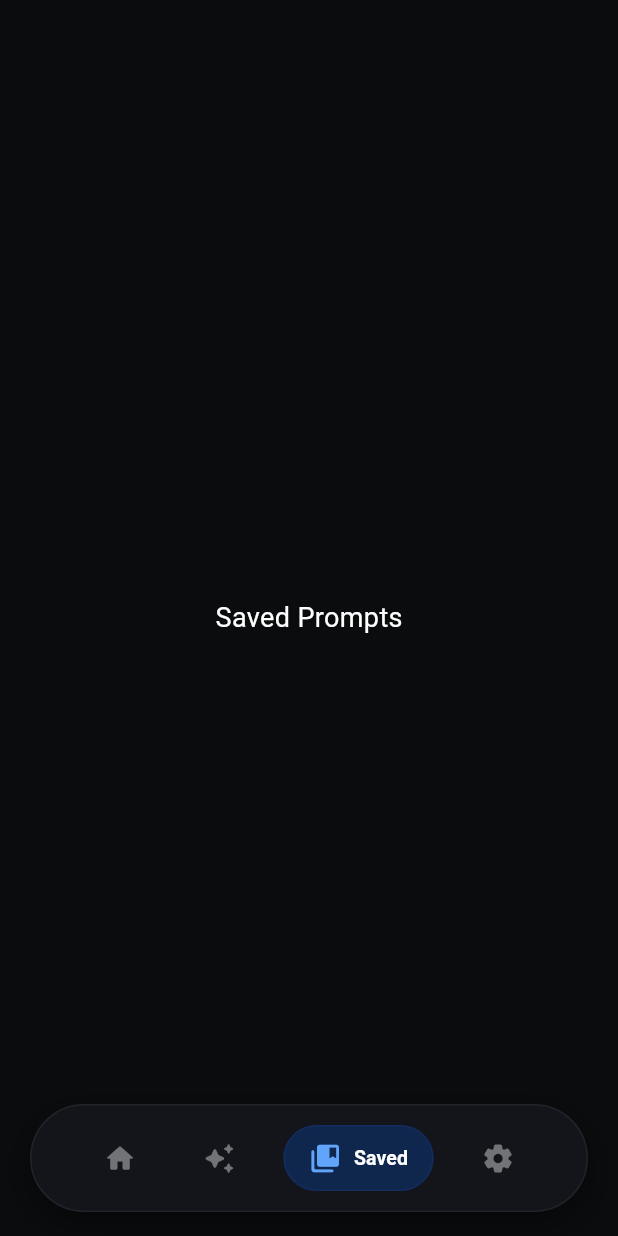
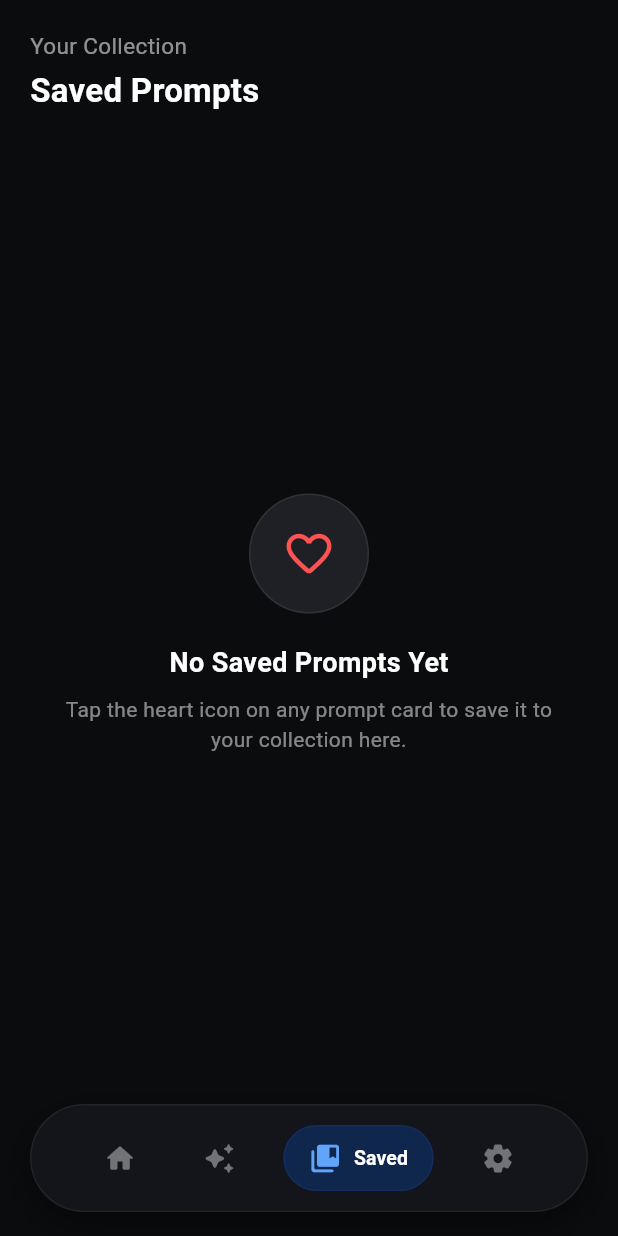
Before and after one commit to Rifat-garibook/prompt_to_image, a Flutter app: the screen it shows after launch, item 3 of the bottom bar chosen, on a phone screen of 412 x 824 dp. Run offline on Flutter 3.47's test engine with Material 3 defaults, Android fonts, the phone set to English and light mode, and no system bars; our stand-ins replace cached_network_image, dio, flutter_riverpod, riverpod, shimmer, supabase_flutter; accounts and stored records are empty; network calls fail.

Commit message:
feat: implement saved prompts feature with optimistic like toggling and navigation integration

```diff
--- a/lib/features/nav_bar/views/nav_screen.dart
+++ b/lib/features/nav_bar/views/nav_screen.dart
@@ -2,7 +2,7 @@ import 'package:flutter/material.dart';
 import 'package:flutter_riverpod/flutter_riverpod.dart';
 import '../../../core/config/app_colors.dart';
 import '../../home/views/home_view.dart';
-import '../../prompt_to_images/provider/prompt_to_image_provider.dart';
+import '../../saved/views/saved_view.dart';
 
 class NavScreen extends ConsumerStatefulWidget {
   const NavScreen({super.key});
@@ -31,12 +31,7 @@ class _NavScreenState extends ConsumerState<NavScreen> {
         style: TextStyle(color: AppColors.white, fontSize: 18.0),
       ),
     ),
-    const Center(
-      child: Text(
-        'Saved Prompts',
-        style: TextStyle(color: AppColors.white, fontSize: 18.0),
-      ),
-    ),
+    const SavedView(),
     const Center(
       child: Text(
         'Settings',
--- a/lib/features/prompt_to_images/provider/prompt_to_image_provider.dart
+++ b/lib/features/prompt_to_images/provider/prompt_to_image_provider.dart
@@ -4,7 +4,6 @@ import 'package:dio/dio.dart';
 import 'package:flutter/cupertino.dart';
 import 'package:riverpod/legacy.dart';
 
-import '../../../core/network/constants/api_constants.dart';
 import '../../../core/network/dio/dio_client.dart';
 import '../../../core/network/exceptions/api_exceptions.dart';
 import '../../../core/utilities/widgets/custom_snack.dart';
--- /dev/null
+++ b/lib/features/saved/views/saved_view.dart
@@ -0,0 +1,172 @@
+import 'package:flutter/material.dart';
+import 'package:flutter_riverpod/flutter_riverpod.dart';
+import 'package:shimmer/shimmer.dart';
+
+import '../../../core/config/app_colors.dart';
+import '../../home/widgets/prompt_card.dart';
+import '../../preview_prompt/views/preview_prompt_screen.dart';
+import '../../prompt_to_images/provider/prompt_to_image_provider.dart';
+
+class SavedView extends ConsumerWidget {
+  const SavedView({super.key});
+
+  @override
+  Widget build(BuildContext context, WidgetRef ref) {
+    final imagesState = ref.watch(promptToImageProvider);
+    final savedList = imagesState.promptToImageResponses
+        .where((item) => item.isLiked == true)
+        .toList();
+
+    return SafeArea(
+      child: CustomScrollView(
+        physics: const BouncingScrollPhysics(),
+        slivers: [
+          // Header Row
+          SliverToBoxAdapter(
+            child: Padding(
+              padding: const EdgeInsets.fromLTRB(20.0, 20.0, 20.0, 20.0),
+              child: Column(
+                crossAxisAlignment: CrossAxisAlignment.start,
+                children: [
+                  Text(
+                    'Your Collection',
+                    style: TextStyle(
+                      color: AppColors.white.withValues(alpha: 0.55),
+                      fontSize: 15.0,
+                      fontWeight: FontWeight.w400,
+                    ),
+                  ),
+                  const SizedBox(height: 4.0),
+                  const Text(
+                    "Saved Prompts",
+                    style: TextStyle(
+                      color: AppColors.white,
+                      fontSize: 22.0,
+                      fontWeight: FontWeight.bold,
+                      letterSpacing: 0.2,
+                    ),
+                  ),
+                ],
+              ),
+            ),
+          ),
+
+          // Loading Skeleton
+          if (imagesState.loading && imagesState.promptToImageResponses.isEmpty)
+            SliverPadding(
+              padding: const EdgeInsets.symmetric(horizontal: 20.0),
+              sliver: SliverGrid(
+                gridDelegate: const SliverGridDelegateWithFixedCrossAxisCount(
+                  crossAxisCount: 2,
+                  mainAxisSpacing: 16.0,
+                  crossAxisSpacing: 16.0,
+                  childAspectRatio: 0.72,
+                ),
+                delegate: SliverChildBuilderDelegate((context, index) {
+                  return ClipRRect(
+                    borderRadius: BorderRadius.circular(16.0),
+                    child: Shimmer.fromColors(
+                      baseColor: const Color(0xFF1B1D24),
+                      highlightColor: const Color(0xFF2C2F3A),
+                      child: Container(color: AppColors.background),
+                    ),
+                  );
+                }, childCount: 4),
+              ),
+            )
+          // Empty State
+          else if (savedList.isEmpty)
+            SliverFillRemaining(
+              hasScrollBody: false,
+              child: Center(
+                child: Padding(
+                  padding: const EdgeInsets.symmetric(horizontal: 32.0),
+                  child: Column(
+                    mainAxisAlignment: MainAxisAlignment.center,
+                    children: [
+                      Container(
+                        width: 80.0,
+                        height: 80.0,
+                        decoration: BoxDecoration(
+                          shape: BoxShape.circle,
+                          color: AppColors.searchButtonBg,
+                          border: Border.all(
+                            color: AppColors.white.withValues(alpha: 0.08),
+                          ),
+                        ),
+                        child: const Icon(
+                          Icons.favorite_border_rounded,
+                          color: Colors.redAccent,
+                          size: 36.0,
+                        ),
+                      ),
+                      const SizedBox(height: 20.0),
+                      const Text(
+                        "No Saved Prompts Yet",
+                        style: TextStyle(
+                          color: AppColors.white,
+                          fontSize: 18.0,
+                          fontWeight: FontWeight.bold,
+                        ),
+                      ),
+                      const SizedBox(height: 8.0),
+                      Text(
+                        "Tap the heart icon on any prompt card to save it to your collection here.",
+                        textAlign: TextAlign.center,
+                        style: TextStyle(
+                          color: AppColors.white.withValues(alpha: 0.5),
+                          fontSize: 14.0,
+                          height: 1.4,
+                        ),
+                      ),
+                    ],
+                  ),
+                ),
+              ),
+            )
+          // Saved Items Grid
+          else
+            SliverPadding(
+              padding: const EdgeInsets.symmetric(horizontal: 20.0),
+              sliver: SliverGrid(
+                gridDelegate: const SliverGridDelegateWithFixedCrossAxisCount(
+                  crossAxisCount: 2,
+                  mainAxisSpacing: 16.0,
+                  crossAxisSpacing: 16.0,
+                  childAspectRatio: 0.72,
+                ),
+                delegate: SliverChildBuilderDelegate((context, index) {
+                  final item = savedList[index];
+                  return PromptCard(
+                    imagePath: item.imageUrl ?? "",
+                    isLiked: true,
+                    onLikePressed: () {
+                      if (item.id != null) {
+                        ref
+                            .read(promptToImageProvider.notifier)
+                            .toggleLike(item.id!, false);
+                      }
+                    },
+                    onTap: () {
+                      Navigator.of(context).push(
+                        MaterialPageRoute(
+                          builder: (context) => PreviewPromptScreen(
+                            imagePath: item.imageUrl ?? "",
+                            promptText: item.prompt ?? '',
+                            initialIsLiked: true,
+                          ),
+                        ),
+                      );
+                    },
+                  );
+                }, childCount: savedList.length),
+              ),
+            ),
+
+          // Bottom padding for floating navigation bar
+          const SliverToBoxAdapter(child: SizedBox(height: 100.0)),
+        ],
+      ),
+    );
+  }
+}
```
